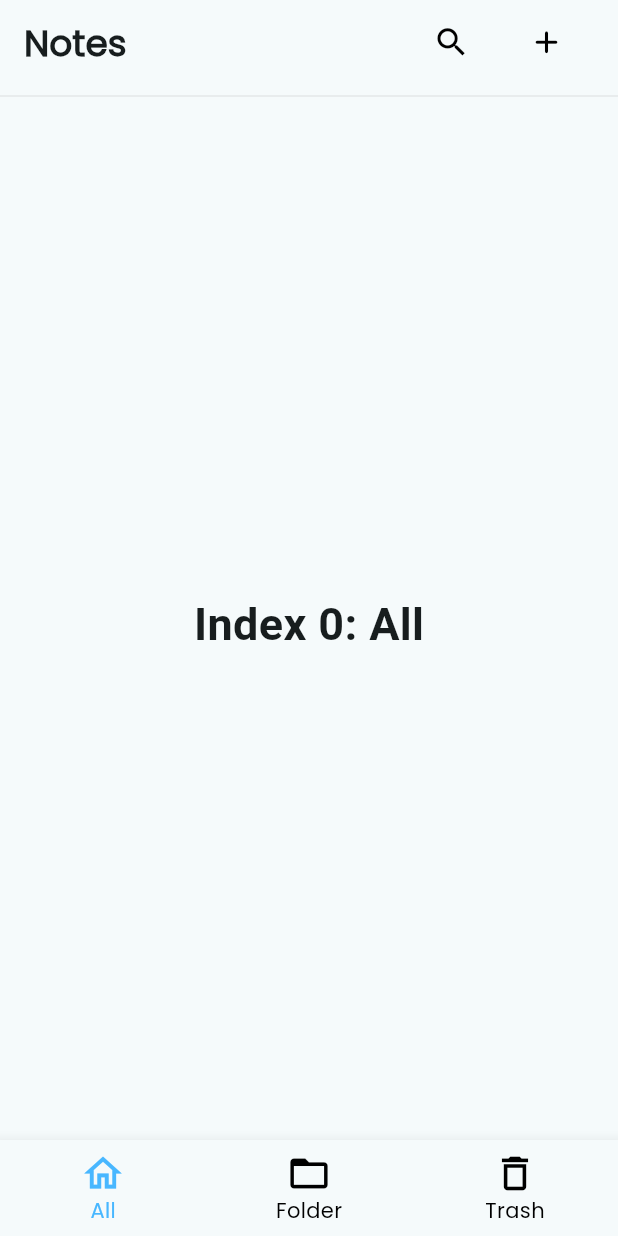
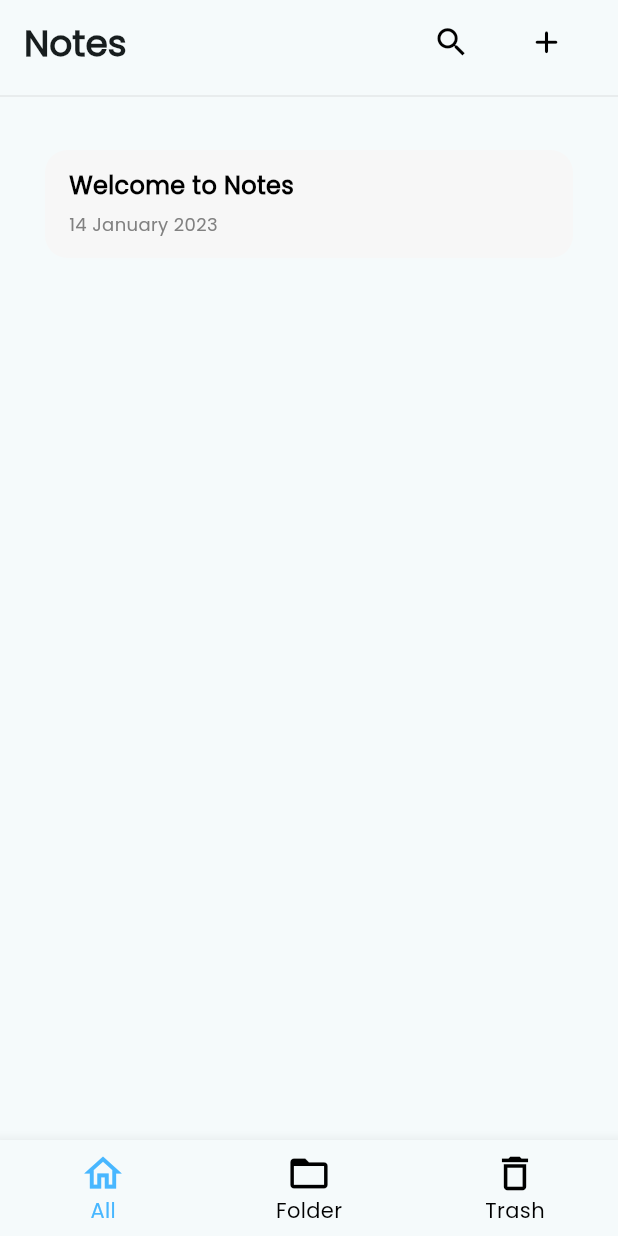
Before and after one commit to saganon/notes-app, a Flutter app: the screen it shows after launch, on a phone screen of 412 x 824 dp. Run offline on Flutter 3.47's test engine with Material 3 defaults, Android fonts, the phone set to English and light mode, and no system bars.

Commit message:
add all notes screen

```diff
--- a/lib/main.dart
+++ b/lib/main.dart
@@ -1,4 +1,5 @@
 import 'package:flutter/material.dart';
+import 'package:notes_app/screens/all_notes.dart';
 
 void main() {
   runApp(const MyApp());
@@ -34,10 +35,7 @@ class _MyHomePageState extends State<MyHomePage> {
     fontWeight: FontWeight.bold,
   );
   static const List<Widget> _widgetOptions = <Widget>[
-    Text(
-      'Index 0: All',
-      style: optionStyle,
-    ),
+    AllNotes(),
     Text(
       'Index 1: Folder',
       style: optionStyle,
--- /dev/null
+++ b/lib/screens/all_notes.dart
@@ -0,0 +1,61 @@
+import 'package:flutter/material.dart';
+
+class AllNotes extends StatelessWidget {
+  const AllNotes({super.key});
+
+  @override
+  Widget build(BuildContext context) {
+    return Container(
+      margin: const EdgeInsets.only(
+        left: 30.0,
+        right: 30.0,
+        top: 28.0,
+      ),
+      child: Column(
+        children: [
+          Container(
+            height: 72,
+            width: MediaQuery.of(context).size.width,
+            padding: const EdgeInsets.only(
+              left: 16.0,
+              top: 12.0,
+              bottom: 12.0,
+            ),
+            decoration: const BoxDecoration(
+              color: Color.fromRGBO(247, 247, 247, 1),
+              borderRadius: BorderRadius.all(Radius.circular(15)),
+            ),
+            child: Column(
+              crossAxisAlignment: CrossAxisAlignment.start,
+              children: [
+                const Text(
+                  'Welcome to Notes',
+                  style: TextStyle(
+                    fontSize: 16,
+                    fontWeight: FontWeight.w700,
+                    fontFamily: 'Poppins',
+                    color: Color.fromRGBO(0, 0, 0, 1),
+                  ),
+                ),
+                Container(
+                  margin: const EdgeInsets.only(
+                    top: 6.0,
+                  ),
+                  child: const Text(
+                    '14 January 2023',
+                    style: TextStyle(
+                      fontSize: 12,
+                      fontWeight: FontWeight.w400,
+                      fontFamily: 'Poppins',
+                      color: Color.fromRGBO(129, 129, 129, 1),
+                    ),
+                  ),
+                )
+              ],
+            ),
+          )
+        ],
+      ),
+    );
+  }
+}
```
